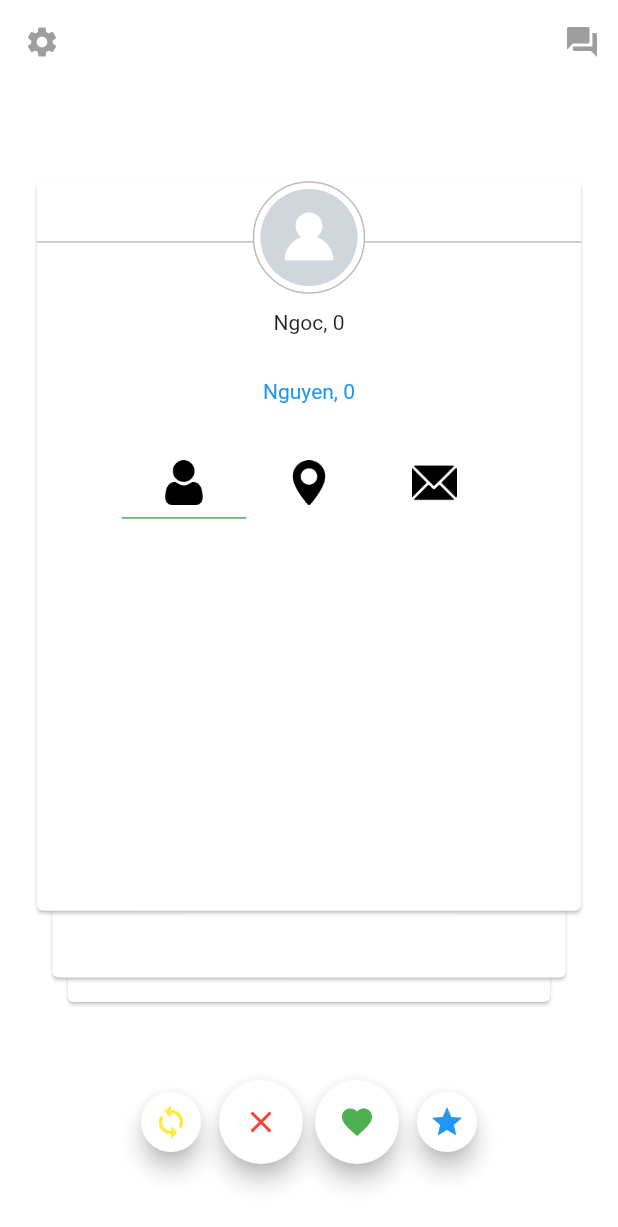
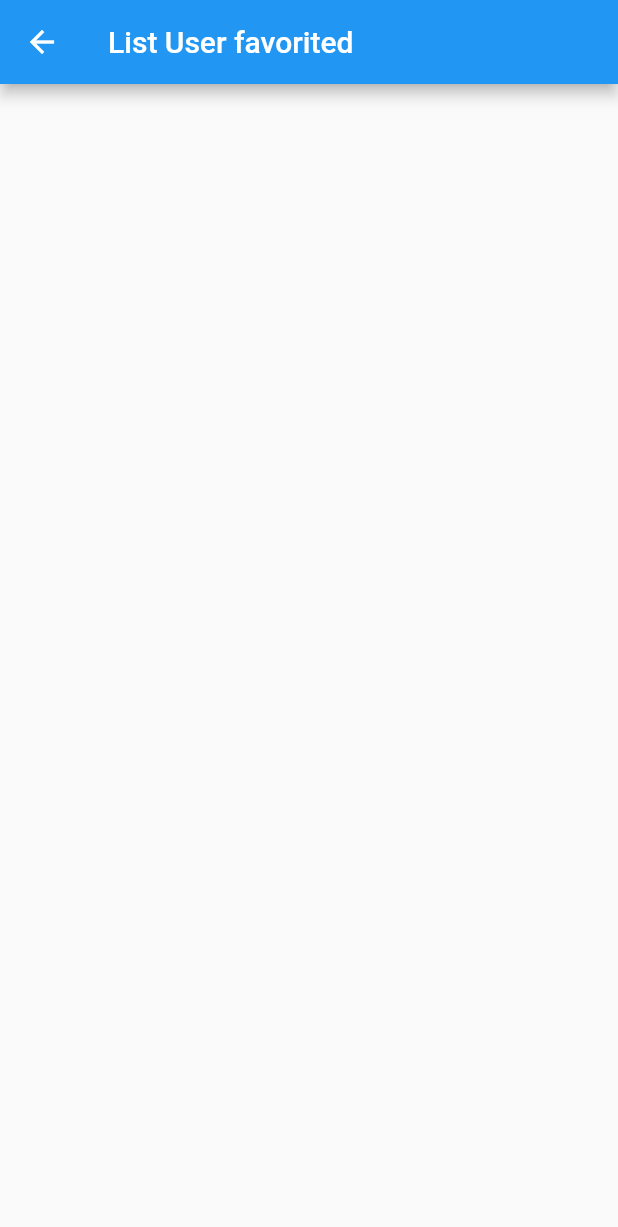
Before and after one commit to doanngoctu95/tinder_card, a Flutter app: the screen it shows after launch, after a tap on the "favorite" icon, on a phone screen of 412 x 824 dp. Shown: the top 1227 px of the screen. Run offline on Flutter 3.47's test engine with Material 2 defaults, Android fonts, the phone set to English and light mode, and no system bars; drawn by our look-alikes of cached_network_image; our stand-ins replace rxdart, sqflite; accounts and stored records are empty.

Commit message:
read data from file data.txt and add favorite user when swipe right to database.

```diff
--- /dev/null
+++ b/lib/model/user_favorite/user_favorite.dart
@@ -0,0 +1,57 @@
+
+class UserFavorite {
+
+	int _id;
+	String _name;
+	String _location;
+	String _email;
+
+	UserFavorite(this._name, this._email, [this._location] );
+
+	UserFavorite.withId(this._id, this._name, this._email, [this._location]);
+
+	int get id => _id;
+
+	String get name => _name;
+
+	String get location => _location;
+
+	String get email => _email;
+
+
+	set name(String newTitle) {
+		if (newTitle.length <= 255) {
+			this._name = newTitle;
+		}
+	}
+	set location(String newDescription) {
+		if (newDescription.length <= 255) {
+			this._location = newDescription;
+		}
+	}
+
+	set email(String newDate) {
+		this._email = newDate;
+	}
+
+	// Convert a Note object into a Map object
+	Map<String, dynamic> toMap() {
+		var map = Map<String, dynamic>();
+		if (id != null) {
+			map['id'] = _id;
+		}
+		map['name'] = _name;
+		map['location'] = _location;
+		map['email'] = _email;
+
+		return map;
+	}
+
+	// Extract a Note object from a Map object
+	UserFavorite.fromMapObject(Map<String, dynamic> map) {
+		this._id = map['id'];
+		this._name = map['name'];
+		this._location = map['location'];
+		this._email = map['email'];
+	}
+}
--- /dev/null
+++ b/lib/page/list_favorite/list_favorite_page.dart
@@ -0,0 +1,101 @@
+import 'dart:async';
+import 'package:flutter/material.dart';
+import 'package:tinder_cards/model/user_favorite/user_favorite.dart';
+import 'package:tinder_cards/utils/database/database_helper.dart';
+import 'package:sqflite/sqflite.dart';
+
+class UserFavoriteListPage extends StatefulWidget {
+  @override
+  State<StatefulWidget> createState() {
+    return UserFavoriteListPageState();
+  }
+}
+
+class UserFavoriteListPageState extends State<UserFavoriteListPage> {
+  DatabaseHelper databaseHelper = DatabaseHelper();
+  List<UserFavorite> userFavoriteList;
+  int count = 0;
+
+
+  @override
+  Widget build(BuildContext context) {
+    if (userFavoriteList == null) {
+      userFavoriteList = List<UserFavorite>();
+      updateListView();
+    }
+    return Scaffold(
+      appBar: AppBar(
+        title: Text('List User favorited'),
+      ),
+      body: getUserListView(),
+    );
+  }
+
+  ListView getUserListView() {
+    return ListView.builder(
+      itemCount: count,
+      itemBuilder: (BuildContext context, int position) {
+        return Card(
+          color: Colors.white,
+          elevation: 2.0,
+          child: ListTile(
+            leading: CircleAvatar(
+              backgroundColor: Colors.amber,
+              child: Text(getFirstLetter(this.userFavoriteList[position].name),
+                  style: TextStyle(fontWeight: FontWeight.bold)),
+            ),
+            title: Text(this.userFavoriteList[position].name + this.userFavoriteList[position].id.toString(),
+                style: TextStyle(fontWeight: FontWeight.bold)),
+            subtitle: Text(this.userFavoriteList[position].location),
+            trailing: Row(
+              mainAxisSize: MainAxisSize.min,
+              children: <Widget>[
+                GestureDetector(
+                  child: Icon(Icons.delete,color: Colors.red,),
+                  onTap: () {
+                    _delete(context, userFavoriteList[position]);
+                  },
+                ),
+              ],
+            ),
+            onTap: () {
+              print("ListTile Tapped");
+            },
+          ),
+        );
+      },
+    );
+  }
+
+  getFirstLetter(String title) {
+    return title.substring(0, 2);
+  }
+
+  void _delete(BuildContext context, UserFavorite user) async {
+    int result = await databaseHelper.deleteUser(user.id);
+    if (result != 0) {
+      _showSnackBar(context, 'User Deleted Successfully');
+      updateListView();
+    }
+  }
+
+  void _showSnackBar(BuildContext context, String message) {
+    final snackBar = SnackBar(content: Text(message));
+    Scaffold.of(context).showSnackBar(snackBar);
+  }
+
+
+  void updateListView() {
+    final Future<Database> dbFuture = databaseHelper.initializeDatabase();
+    dbFuture.then((database) {
+      Future<List<UserFavorite>> userListFuture = databaseHelper.getUserList();
+      userListFuture.then((userList) {
+        setState(() {
+          this.userFavoriteList = userList;
+          this.count = userList.length;
+        });
+      });
+    });
+  }
+
+}
--- a/lib/page/swipe_feed_page.dart
+++ b/lib/page/swipe_feed_page.dart
@@ -1,4 +1,7 @@
 import 'package:flutter/material.dart';
+import 'package:tinder_cards/page/list_favorite/list_favorite_page.dart';
+import 'package:tinder_cards/user/user_bloc.dart';
+import '../model/user.dart';
 import '../widget/cards_section_draggable.dart';
 
 class SwipeFeedPage extends StatefulWidget {
@@ -8,6 +11,14 @@ class SwipeFeedPage extends StatefulWidget {
 
 class _SwipeFeedPageState extends State<SwipeFeedPage> {
   bool showAlignmentCards = false;
+
+  @override
+  void initState() {
+    super.initState();
+    WidgetsBinding.instance.addPostFrameCallback((_) {
+      bloc.getUser(context);
+    });
+  }
 
   @override
   Widget build(BuildContext context) {
@@ -27,7 +38,22 @@ class _SwipeFeedPageState extends State<SwipeFeedPage> {
       backgroundColor: Colors.white,
       body: Column(
         children: <Widget>[
-          CardsSectionDraggable(),
+          StreamBuilder<User>(
+            stream: bloc.subject.stream,
+            builder: (context, AsyncSnapshot<User> snapshot) {
+              print('snapshot data: ${snapshot.data}');
+              if (snapshot.hasData) {
+                if (snapshot.data != null) {
+                  return _buildUserWidget(snapshot.data);
+                } else
+                  return _buildErrorWidget();
+              } else if (snapshot.hasError) {
+                return _buildErrorWidget();
+              } else {
+                return _buildLoadingWidget();
+              }
+            },
+          ),
           buttonsRow()
         ],
       ),
@@ -41,33 +67,28 @@ class _SwipeFeedPageState extends State<SwipeFeedPage> {
         mainAxisAlignment: MainAxisAlignment.center,
         crossAxisAlignment: CrossAxisAlignment.center,
         children: <Widget>[
-          FloatingActionButton(
-            mini: true,
-            onPressed: () {},
-            backgroundColor: Colors.white,
-            child: Icon(Icons.loop, color: Colors.yellow),
-          ),
           Padding(padding: EdgeInsets.only(right: 8.0)),
           FloatingActionButton(
-            onPressed: () {},
-            backgroundColor: Colors.white,
-            child: Icon(Icons.close, color: Colors.red),
-          ),
-          Padding(padding: EdgeInsets.only(right: 8.0)),
-          FloatingActionButton(
-            onPressed: () {},
+            onPressed: () {
+              Navigator.push(context, MaterialPageRoute(builder: (context) {
+                return UserFavoriteListPage();
+              }));
+            },
             backgroundColor: Colors.white,
             child: Icon(Icons.favorite, color: Colors.green),
           ),
           Padding(padding: EdgeInsets.only(right: 8.0)),
-          FloatingActionButton(
-            mini: true,
-            onPressed: () {},
-            backgroundColor: Colors.white,
-            child: Icon(Icons.star, color: Colors.blue),
-          ),
+
         ],
       ),
     );
   }
+
+  Widget _buildLoadingWidget() => Center(child: CircularProgressIndicator());
+
+  Widget _buildErrorWidget() => Center(child: Text('Error'));
+
+  Widget _buildUserWidget(User data) {
+    return CardsSectionDraggable(user: data);
+  }
 }
--- /dev/null
+++ b/lib/repo/repo.dart
@@ -0,0 +1,19 @@
+import 'dart:convert';
+import 'dart:math';
+import 'package:flutter/material.dart';
+import '../model/user.dart';
+
+class Repository {
+  /// get user from asset
+  Future<User> generateListUsers(BuildContext context) async {
+    String data =
+        await DefaultAssetBundle.of(context).loadString("assets/data");
+    print('data: $data');
+    final jsonParse = json.decode(data);
+    User user = User();
+    if (jsonParse != null) {
+      user = User.fromJsonMap(jsonParse);
+    }
+    return user;
+  }
+}
--- /dev/null
+++ b/lib/user/user_bloc.dart
@@ -0,0 +1,23 @@
+import 'package:flutter/cupertino.dart';
+import 'package:rxdart/rxdart.dart';
+import 'package:tinder_cards/repo/repo.dart';
+
+import '../model/user.dart';
+
+class UserBloc {
+  final Repository _repository = Repository();
+  final BehaviorSubject<User> _subject = BehaviorSubject<User>();
+
+  getUser(BuildContext context) async {
+    User response = await _repository.generateListUsers(context);
+    _subject.sink.add(response);
+  }
+
+  dispose() {
+    _subject.close();
+  }
+
+  BehaviorSubject<User> get subject => _subject;
+}
+
+final bloc = UserBloc();
--- /dev/null
+++ b/lib/utils/database/database_helper.dart
@@ -0,0 +1,110 @@
+import 'package:sqflite/sqflite.dart';
+import 'dart:async';
+import 'dart:io';
+import 'package:path_provider/path_provider.dart';
+import 'package:tinder_cards/model/user_favorite/user_favorite.dart';
+
+class DatabaseHelper {
+
+	static DatabaseHelper _databaseHelper;    // Singleton DatabaseHelper
+	static Database _database;                // Singleton Database
+
+	String userTable = 'user_table';
+	String colId = 'id';
+	String colName = 'name';
+	String colLocation = 'location';
+	String colEmail = 'email';
+
+	DatabaseHelper._createInstance(); // Named constructor to create instance of DatabaseHelper
+
+	factory DatabaseHelper() {
+
+		if (_databaseHelper == null) {
+			_databaseHelper = DatabaseHelper._createInstance(); // This is executed only once, singleton object
+		}
+		return _databaseHelper;
+	}
+
+	Future<Database> get database async {
+
+		if (_database == null) {
+			_database = await initializeDatabase();
+		}
+		return _database;
+	}
+
+	Future<Database> initializeDatabase() async {
+		// Get the directory path for both Android and iOS to store database.
+		Directory directory = await getApplicationDocumentsDirectory();
+		String path = directory.path + 'user.db';
+
+		// Open/create the database at a given path
+		var userDatabase = await openDatabase(path, version: 1, onCreate: _createDb);
+		return userDatabase;
+	}
+
+	void _createDb(Database db, int newVersion) async {
+
+		await db.execute('CREATE TABLE $userTable($colId INTEGER PRIMARY KEY AUTOINCREMENT, $colName TEXT, '
+				'$colLocation TEXT, $colEmail TEXT)');
+	}
+
+	// Fetch Operation: Get all user objects from database
+	Future<List<Map<String, dynamic>>> getUserMapList() async {
+		Database db = await this.database;
+
+		var result = await db.query(userTable, orderBy: '$colName ASC');
+		return result;
+	}
+
+	// Insert Operation: Insert a user object to database
+	Future<int> insertUser(UserFavorite user) async {
+		Database db = await this.database;
+		var result = await db.insert(userTable, user.toMap());
+		return result;
+	}
+
+	// Update Operation: Update a user object and save it to database
+	Future<int> updateUser(UserFavorite user) async {
+		var db = await this.database;
+		var result = await db.update(userTable, user.toMap(), where: '$colId = ?', whereArgs: [user.id]);
+		return result;
+	}
+
+  	Future<int> updateUserCompleted(UserFavorite user) async {
+		var db = await this.database;
+		var result = await db.update(userTable, user.toMap(), where: '$colId = ?', whereArgs: [user.id]);
+		return result;
+	}
+
+	// Delete Operation: Delete a user object from database
+	Future<int> deleteUser(int id) async {
+		var db = await this.database;
+		int result = await db.rawDelete('DELETE FROM $userTable WHERE $colId = $id');
+		return result;
+	}
+
+	// Get number of user objects in database
+	Future<int> getCount() async {
+		Database db = await this.database;
+		List<Map<String, dynamic>> x = await db.rawQuery('SELECT COUNT (*) from $userTable');
+		int result = Sqflite.firstIntValue(x);
+		return result;
+	}
+
+	// Get the 'Map List' [ List<Map> ] and convert it to 'user List' [ List<UserFavorite> ]
+	Future<List<UserFavorite>> getUserList() async {
+
+		var userMapList = await getUserMapList(); // Get 'Map List' from database
+		int count = userMapList.length;         // Count the number of map entries in db table
+
+		List<UserFavorite> userList = List<UserFavorite>();
+		// For loop to create a 'userList' from a 'Map List'
+		for (int i = 0; i < count; i++) {
+			userList.add(UserFavorite.fromMapObject(userMapList[i]));
+		}
+
+		return userList;
+	}
+
+}
--- a/lib/widget/cards_section_draggable.dart
+++ b/lib/widget/cards_section_draggable.dart
@@ -1,24 +1,37 @@
 import 'dart:math';
 
 import 'package:flutter/material.dart';
+import 'package:tinder_cards/model/user_favorite/user_favorite.dart';
+import 'package:tinder_cards/utils/database/database_helper.dart';
+import '../model/user.dart';
 import 'profile_card_draggable.dart';
 
 class CardsSectionDraggable extends StatefulWidget {
+  final User user;
+
+  const CardsSectionDraggable({Key key, this.user}) : super(key: key);
+
   @override
   _CardsSectionState createState() => _CardsSectionState();
 }
 
 class _CardsSectionState extends State<CardsSectionDraggable> {
   bool dragOverTarget = false;
+
+  // list card, and card[0] is card invisible currently.
   List<ProfileCardDraggable> cards = List();
   int cardsCounter = 0;
+
+  DatabaseHelper helper = DatabaseHelper();
 
   @override
   void initState() {
     super.initState();
 
+//    helper.initializeDatabase();
+
     for (cardsCounter = 0; cardsCounter < 3; cardsCounter++) {
-      cards.add(ProfileCardDraggable(cardsCounter));
+      cards.add(ProfileCardDraggable(cardNum: cardsCounter, user: widget.user));
     }
   }
 
@@ -84,8 +97,7 @@ class _CardsSectionState extends State<CardsSectionDraggable> {
       cards[0] = cards[1];
       cards[1] = cards[2];
       cards[2] = temp;
-
-      cards[2] = ProfileCardDraggable(cardsCounter);
+      cards[2] = ProfileCardDraggable(cardNum: cardsCounter, user: widget.user);
       cardsCounter = Random().nextInt(9999);
     });
   }
@@ -103,10 +115,38 @@ class _CardsSectionState extends State<CardsSectionDraggable> {
           },
           onAccept: (_) {
             print('target is: $isLeft');
+            print('card is dragged is: ${cards[0].cardNum}');
             changeCardsOrder();
+            if(!isLeft) {
+              _save();
+            }
             setState(() => dragOverTarget = false);
           },
           onLeave: (_) => setState(() => dragOverTarget = false)),
     );
   }
+
+  // Save data to database
+  void _save() async {
+    int result;
+    if (cards[0].cardNum != null && widget.user != null) {
+      // insert
+      UserFavorite userFavorite = UserFavorite.withId(
+          cards[0].cardNum,
+          widget.user.results[0].name.first,
+          widget.user.results[0].location.city,
+          widget.user.results[0].email);
+      result = await helper.insertUser(userFavorite);
+    } else {
+      // update
+    }
+
+    if (result != 0) {
+      // Success
+      print('User Saved Successfully');
+    } else {
+      // Failure
+      print('Problem Saving User');
+    }
+  }
 }
--- a/lib/widget/item_card.dart
+++ b/lib/widget/item_card.dart
@@ -1,11 +1,7 @@
 import 'package:flutter/material.dart';
-import 'package:tinder_cards/model/location.dart';
-import 'package:tinder_cards/model/name.dart';
-import 'package:tinder_cards/model/picture.dart';
-import 'package:tinder_cards/model/results.dart';
 import 'package:tinder_cards/utils/utils.dart';
-
 import '../model/user.dart';
+import '../utils/utils.dart';
 import 'components/avatar.dart';
 
 const double _sizeItemBottom = 30.0;
@@ -19,19 +15,9 @@ typedef OnItemBottomClick();
 // ignore: must_be_immutable
 class ItemCard extends StatefulWidget {
   final int cardNumb;
+  final User user;
 
-  ItemCard({Key key, this.cardNumb}) : super(key: key);
-
-  User user = User(results: [
-    Results(
-        email: 'abc@gmail.com',
-        location: Location(city: 'HN', state: 'VN', street: 'HQV'),
-        name: Name(
-          first: 'Ngoc',
-          last: 'Nguyen',
-        ),
-        picture: Picture(thumbnail: 'https://randomuser.me/api/portraits/thumb/women/90.jpg'))
-  ]);
+  ItemCard({Key key, this.cardNumb,@required this.user}) : super(key: key);
 
   @override
   _ItemCardState createState() => _ItemCardState();
@@ -52,19 +38,19 @@ class _ItemCardState extends State<ItemCard>
       Container(
           alignment: Alignment.center,
           child: Text(
-            '${widget.user.results[0].name.last}, ${widget.cardNumb}',
+            '${widget.user.results[0].name?.last}, ${widget?.cardNumb}',
             style: TextStyle(color: Colors.blue),
           )),
       Container(
           alignment: Alignment.center,
           child: Text(
-            '${widget.user.results[0].location.state}, ${widget.user.results[0].location.city}, ${widget.user.results[0].location.street}',
+            '${widget.user.results[0].location?.state}, ${widget.user.results[0].location?.city}, ${widget.user.results[0].location?.street}',
             style: TextStyle(color: Colors.blue),
           )),
       Container(
           alignment: Alignment.center,
           child: Text(
-            '${widget.user.results[0].email}',
+            '${widget.user.results[0]?.email}',
             style: TextStyle(color: Colors.blue),
           )),
     ];
@@ -75,6 +61,8 @@ class _ItemCardState extends State<ItemCard>
   Widget build(BuildContext context) {
     super.build(context);
     return Card(
+      child: Container(
+        margin: const EdgeInsets.only(top: mPadding),
         child: Stack(
           alignment: Alignment.topCenter,
           children: <Widget>[
@@ -87,7 +75,7 @@ class _ItemCardState extends State<ItemCard>
               left: 0,
               right: 0,
               child: const Divider(
-              height: 1,
+                height: 0.6,
                 color: Colors.grey,
               ),
             ),
@@ -99,6 +87,7 @@ class _ItemCardState extends State<ItemCard>
               ),
             )
           ],
+        ),
       ),
     );
   }
--- a/lib/widget/profile_card_draggable.dart
+++ b/lib/widget/profile_card_draggable.dart
@@ -1,35 +1,18 @@
 import 'package:flutter/material.dart';
 import 'package:tinder_cards/widget/item_card.dart';
+import '../model/user.dart';
 
 class ProfileCardDraggable extends StatelessWidget {
   final int cardNum;
-  ProfileCardDraggable(this.cardNum);
+  final User user;
+
+  ProfileCardDraggable({this.cardNum, this.user});
 
   @override
   Widget build(BuildContext context) {
-    return ItemCard(cardNumb: cardNum,);
-    Card(
-      child: Column(
-        mainAxisAlignment: MainAxisAlignment.start,
-        crossAxisAlignment: CrossAxisAlignment.start,
-        children: <Widget>[
-          Expanded(
-            child: Image.asset('res/portrait.jpeg', fit: BoxFit.cover),
-          ),
-          Container(
-              padding: EdgeInsets.symmetric(vertical: 32.0, horizontal: 16.0),
-              child: Column(
-                crossAxisAlignment: CrossAxisAlignment.start,
-                children: <Widget>[
-                  Text('Card number $cardNum',
-                      style: TextStyle(
-                          fontSize: 20.0, fontWeight: FontWeight.w700)),
-                  Padding(padding: EdgeInsets.only(bottom: 8.0)),
-                  Text('A short description.', textAlign: TextAlign.start),
-                ],
-              ))
-        ],
-      ),
+    return ItemCard(
+      cardNumb: cardNum,
+      user: user,
     );
   }
 }
--- a/pubspec.yaml
+++ b/pubspec.yaml
@@ -10,6 +10,9 @@ dependencies:
   cupertino_icons: ^0.1.2
   # cached network images
   cached_network_image: ^2.0.0
+  # sqflite db
+  sqflite: any
+  path_provider: any
 
 dev_dependencies:
   flutter_test:
@@ -29,7 +32,6 @@ flutter:
 
   # To add assets to your application, add an assets section, like this:
   assets:
-   - res/portrait.jpeg
    - data
    - assets/images/
 
```
Also changed, not shown: pubspec.lock, 2 other files. Lines whose indentation alone changed are shown as unchanged.
